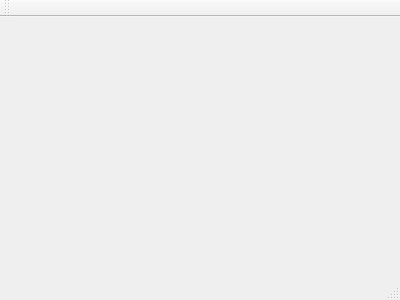
Before: the Qt Designer form mainwindow.ui in rust3128/CentralMposKeys, drawn with Qt 5.
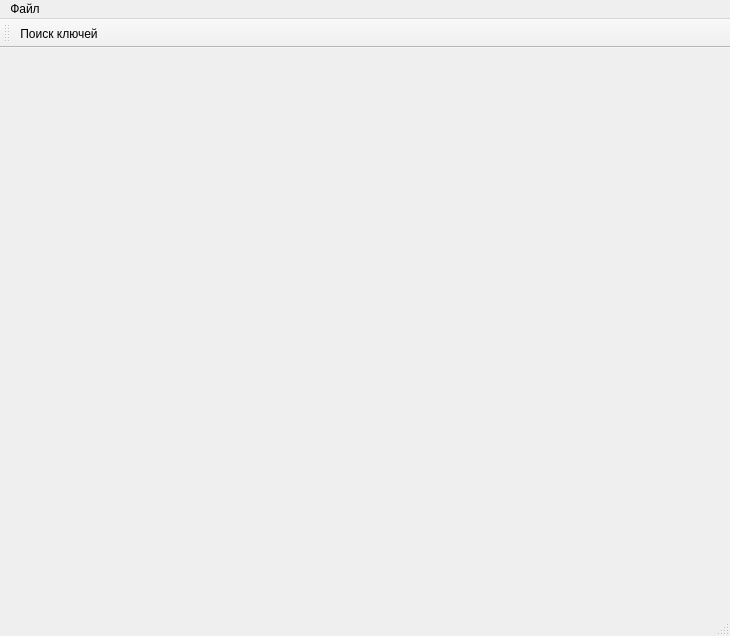
After: the same form once the commit is applied. Icons and pictures are not drawn.

```diff
--- a/mainwindow.ui
+++ b/mainwindow.ui
@@ -1,24 +1,68 @@
 <ui version="4.0">
  <class>MainWindow</class>
- <widget class="QMainWindow" name="MainWindow" >
-  <property name="geometry" >
+ <widget class="QMainWindow" name="MainWindow">
+  <property name="geometry">
    <rect>
     <x>0</x>
     <y>0</y>
-    <width>400</width>
-    <height>300</height>
+    <width>730</width>
+    <height>636</height>
    </rect>
   </property>
   <property name="windowTitle" >
    <string>MainWindow</string>
   </property>
-  <widget class="QMenuBar" name="menuBar" />
-  <widget class="QToolBar" name="mainToolBar" />
-  <widget class="QWidget" name="centralWidget" />
-  <widget class="QStatusBar" name="statusBar" />
+  <widget class="QWidget" name="centralWidget"/>
+  <widget class="QMenuBar" name="menuBar">
+   <property name="geometry">
+    <rect>
+     <x>0</x>
+     <y>0</y>
+     <width>730</width>
+     <height>23</height>
+    </rect>
+   </property>
+   <widget class="QMenu" name="menuFile">
+    <property name="title">
+     <string>Файл</string>
+    </property>
+    <addaction name="actionFindKeys"/>
+    <addaction name="separator"/>
+    <addaction name="actionExit"/>
+   </widget>
+   <addaction name="menuFile"/>
+  </widget>
+  <widget class="QToolBar" name="mainToolBar">
+   <attribute name="toolBarArea">
+    <enum>TopToolBarArea</enum>
+   </attribute>
+   <attribute name="toolBarBreak">
+    <bool>false</bool>
+   </attribute>
+   <addaction name="actionFindKeys"/>
+  </widget>
+  <widget class="QStatusBar" name="statusBar"/>
+  <action name="actionFindKeys">
+   <property name="icon">
+    <iconset resource="recource.qrc">
+     <normaloff>:/Icons/keys.png</normaloff>:/Icons/keys.png</iconset>
+   </property>
+   <property name="text">
+    <string>Поиск ключей</string>
+   </property>
+   <property name="shortcut">
+    <string>Ctrl+F</string>
+   </property>
+  </action>
+  <action name="actionExit">
+   <property name="text">
+    <string>Выход</string>
+   </property>
+  </action>
  </widget>
- <layoutDefault spacing="6" margin="11" />
- <pixmapfunction></pixmapfunction>
- <resources/>
+ <layoutdefault spacing="6" margin="11"/>
+ <resources>
+  <include location="recource.qrc"/>
+ </resources>
  <connections/>
 </ui>
```
Left out of the diff: 3 changed lines with no effect on the pictures.
